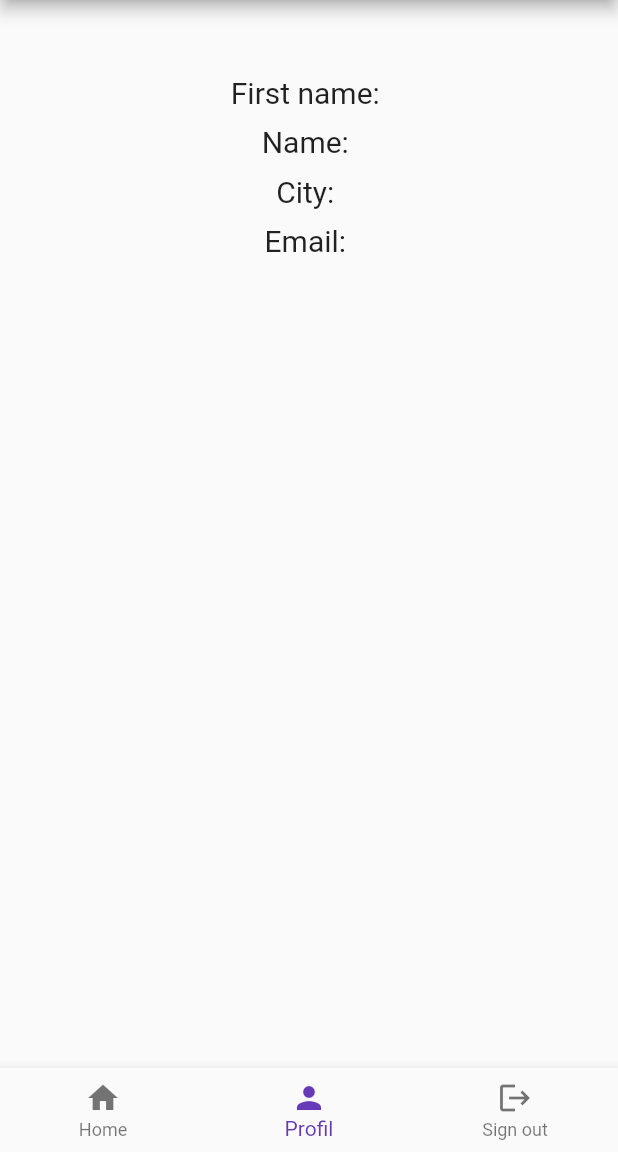
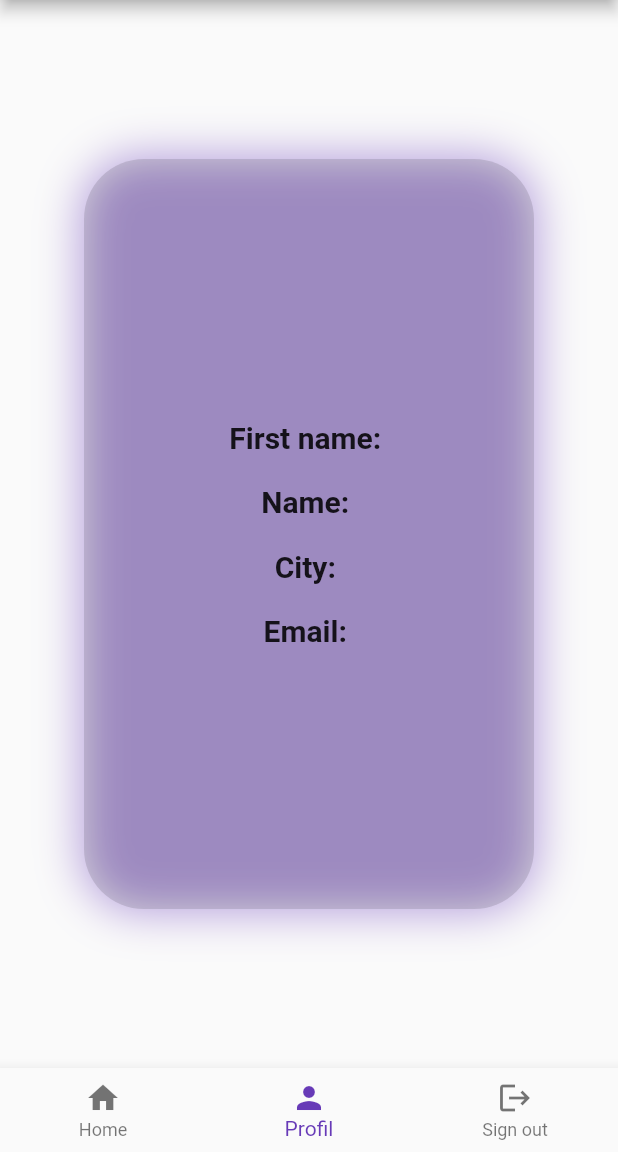
Before and after one commit to SaraZOUIOULA/MovieApp, a Flutter app: the ProfileScreen screen opened by its route, on a phone screen of 412 x 824 dp, the part 84-1236 px from its top. Run offline on Flutter 3.47's test engine with Material 2 defaults, Android fonts, the phone set to English and light mode, and no system bars; our stand-ins replace adaptive_theme, cloud_firestore, firebase_auth, firebase_core; accounts and stored records are empty.

Commit message:
Ajustement UI 2

```diff
--- a/lib/screens/profile.dart
+++ b/lib/screens/profile.dart
@@ -62,28 +62,77 @@ class _ProfileScreenState extends State<ProfileScreen> {
                             );
                           }
                           List user = snapshot.data;
-                          return Column(children: [
-                            SizedBox(
-                              height: 50,
+                          return Container(
+                            height: 500,
+                            width: 300,
+                            decoration: BoxDecoration(
+                              color: Colors.black12,
+                              borderRadius: BorderRadius.all(Radius.circular(40)),
+                                boxShadow: [
+                                  BoxShadow(
+                                    color: Colors.deepPurple[200],
+                                    blurRadius: 25.0,
+                                    spreadRadius: 2.0,
+
+                                  )
+                                ],
                             ),
-                            Text(
-                                'First name: ' +
-                                    user[0].name,
-                                    style: TextStyle(fontSize: 20)
+                            child: Center(
+
+                              child: Column(
+                                mainAxisAlignment: MainAxisAlignment.center,
+                                children: [
+
+                                Row(
+                                  mainAxisAlignment : MainAxisAlignment.center,
+                                  children: [
+                                    Text(
+                                      'First name: ', style: TextStyle(fontSize: 20, fontWeight: FontWeight.bold )
+                                    ),
+                                    Text(
+                                      user[0].firstName, style: TextStyle(fontSize: 20)
+                                    ),
+                                  ],
+                                ),
+                                SizedBox(height: 20),
+                                Row(
+                                  mainAxisAlignment : MainAxisAlignment.center,
+                                  children: [
+                                    Text(
+                                      'Name: ', style: TextStyle(fontSize: 20, fontWeight: FontWeight.bold )
+                                    ),
+                                    Text(
+                                      user[0].name, style: TextStyle(fontSize: 20)
+                                    ),
+                                  ],
+                                ),
+                                SizedBox(height: 20),
+                                Row(
+                                  mainAxisAlignment : MainAxisAlignment.center,
+                                  children: [
+                                    Text(
+                                      'City: ', style: TextStyle(fontSize: 20, fontWeight: FontWeight.bold )
+                                    ),
+                                    Text(
+                                      user[0].city, style: TextStyle(fontSize: 20)
+                                    ),
+                                  ],
+                                ),
+                                SizedBox(height: 20),
+                                Row(
+                                  mainAxisAlignment : MainAxisAlignment.center,
+                                  children: [
+                                    Text(
+                                      'Email: ', style: TextStyle(fontSize: 20, fontWeight: FontWeight.bold )
+                                    ),
+                                    Text(
+                                      user[0].email, style: TextStyle(fontSize: 20)
+                                    ),
+                                  ],
+                                ),
+                              ]),
                             ),
-                            SizedBox(height: 10),
-                            Text(
-                                'Name: ' +
-                                    user[0].firstName,
-                                    style: TextStyle(fontSize: 20)
-                            ),
-                            SizedBox(height: 10),
-                            Text('City: ' + user[0].city,
-                                style: TextStyle(fontSize: 20)),
-                            SizedBox(height: 10),
-                            Text('Email: ' + user[0].email,
-                                style: TextStyle(fontSize: 20))
-                          ]);
+                          );
                       }
                     }))),
         bottomNavigationBar: BottomNavigationBar(
```
